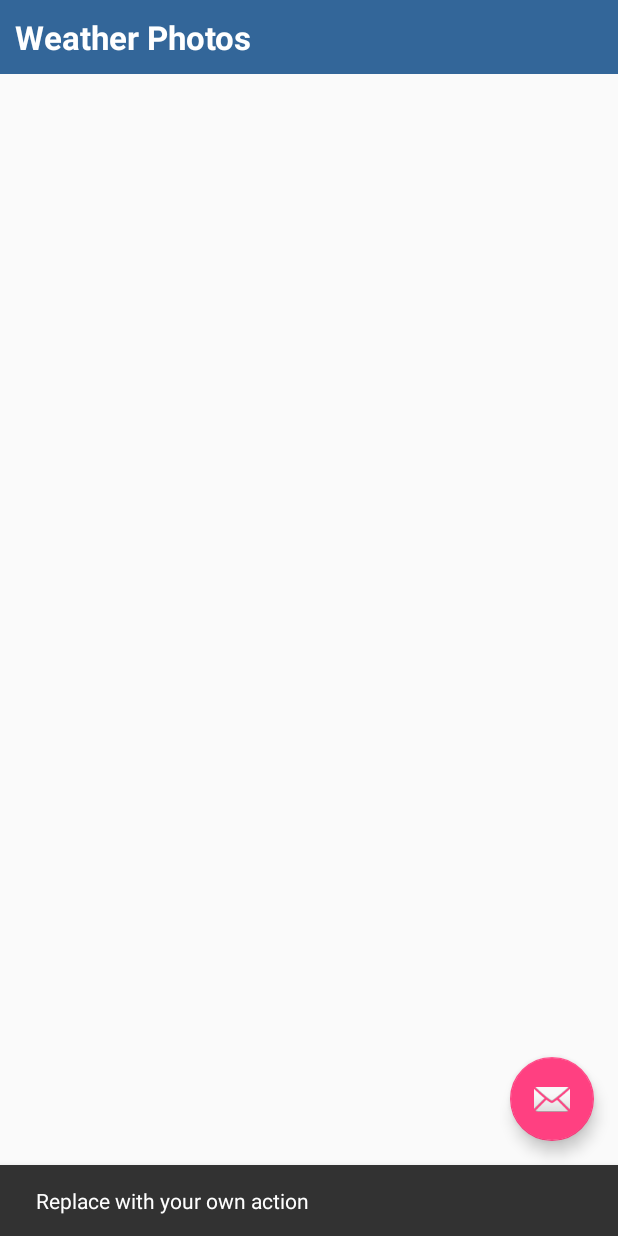
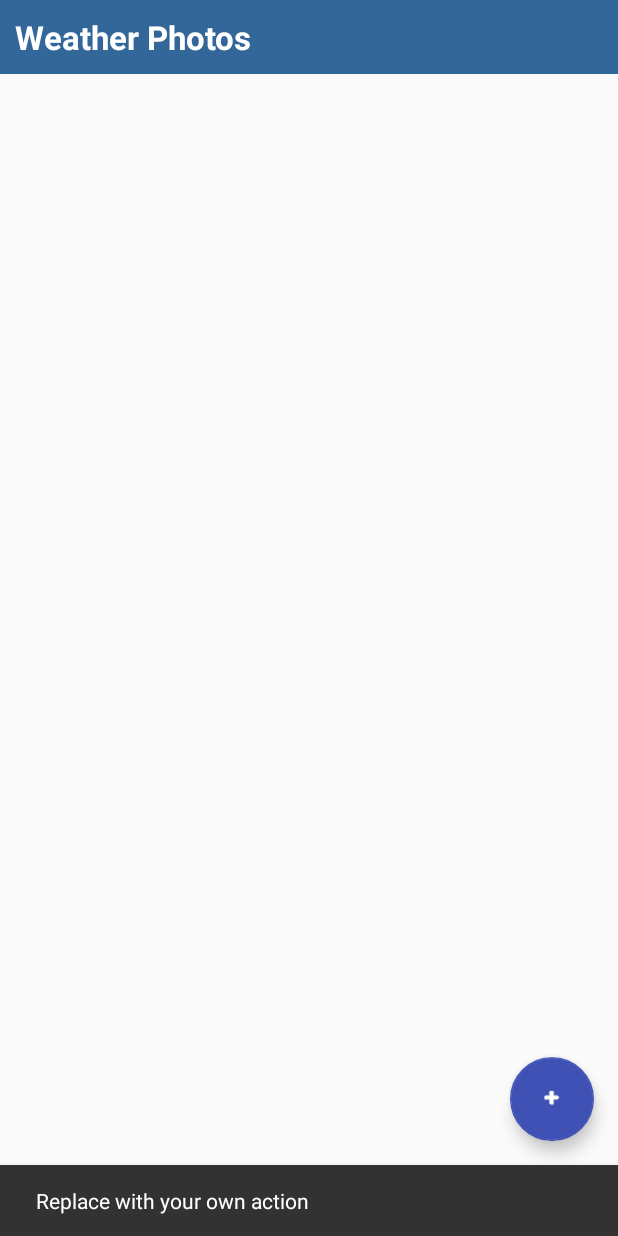
Before and after one commit to tomIEM/DatabaseApp, an Android app: the screen it shows after launch (MainActivity), after a tap on an icon or button, on a phone screen of 412 x 824 dp. Run offline under Robolectric (Android 15) with nearby library versions, the phone set to English and light mode, and no system bars.

Commit message:
Ajout de l'icone + dans les drawables

```diff
--- a/app/src/main/java/com/levy/tom/databaseapp/MyAdapter.java
+++ b/app/src/main/java/com/levy/tom/databaseapp/MyAdapter.java
@@ -50,7 +50,7 @@ public class MyAdapter extends ArrayAdapter<Message> {
 
         Message message = data.get(position);
         holder.txtTitle.setText(message.getContent());
-        holder.imgIcon.setImageResource(android.R.drawable.ic_dialog_email);
+        holder.imgIcon.setImageResource(android.R.drawable.ic_menu_edit);
 
         return row;
     }
--- a/app/src/main/res/layout/activity_main.xml
+++ b/app/src/main/res/layout/activity_main.xml
@@ -18,6 +18,6 @@
     <android.support.design.widget.FloatingActionButton android:id="@+id/fab"
         android:layout_width="wrap_content" android:layout_height="wrap_content"
         android:layout_gravity="bottom|end" android:layout_margin="@dimen/fab_margin"
-        android:src="@android:drawable/ic_dialog_email" />
+        android:src="@drawable/ic_input_add"/>
 
 </android.support.design.widget.CoordinatorLayout>
--- a/app/src/main/res/values/colors.xml
+++ b/app/src/main/res/values/colors.xml
@@ -2,5 +2,5 @@
 <resources>
     <color name="colorPrimary">#3F51B5</color>
     <color name="colorPrimaryDark">#303F9F</color>
-    <color name="colorAccent">#FF4081</color>
+    <color name="colorAccent">#3F51B5</color>
 </resources>
```
Also changed, not shown: app/src/main/ic_launcher-web.png (added), app/src/main/res/drawable/ic_input_add.png (added), app/src/main/res/mipmap-hdpi/ic_launcher.png, app/src/main/res/mipmap-mdpi/ic_launcher.png, app/src/main/res/mipmap-xhdpi/ic_launcher.png, app/src/main/res/mipmap-xxhdpi/ic_launcher.png, app/src/main/res/mipmap-xxxhdpi/ic_launcher.png.
